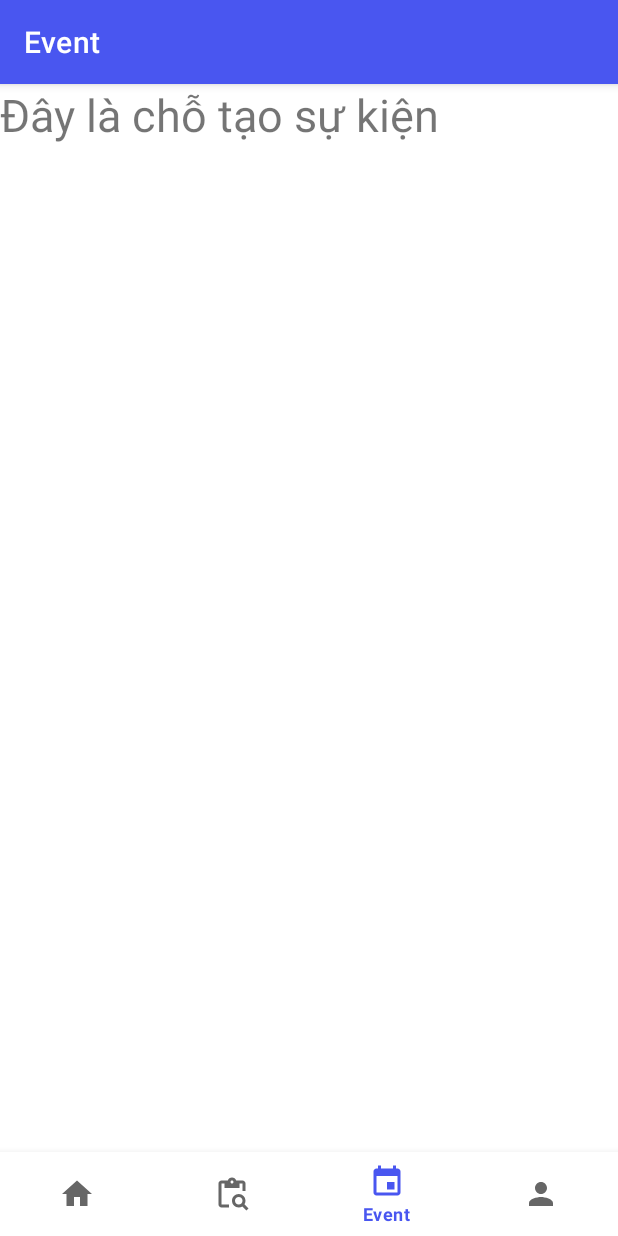
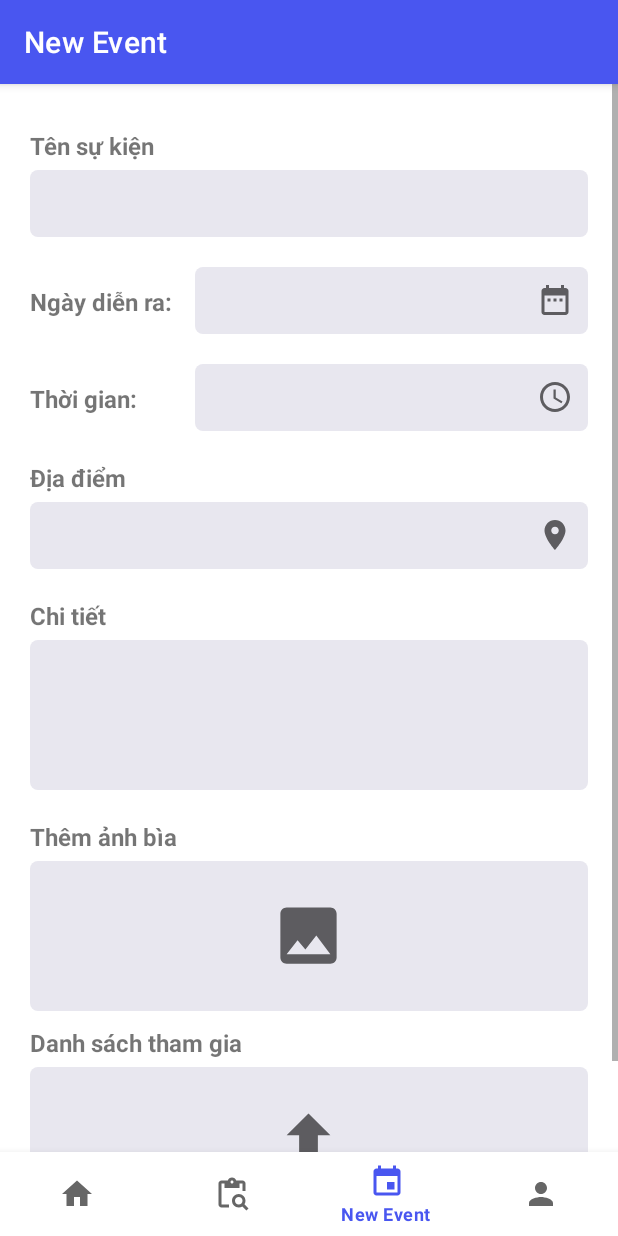
Before and after one commit to truckhang181001/ueh_checkin, an Android app: the AddEventFragment screen opened through its navigation route, on a phone screen of 412 x 824 dp. Run offline under Robolectric (Android 15) with nearby library versions, the phone set to English and light mode, and no system bars; our stand-ins replace navigation-ui.

Commit message:
'new_event_UI'

```diff
--- /dev/null
+++ b/app/src/main/res/drawable/ic_baseline_access_time_24.xml
@@ -0,0 +1,13 @@
+<vector xmlns:android="http://schemas.android.com/apk/res/android"
+    android:width="24dp"
+    android:height="24dp"
+    android:viewportWidth="24"
+    android:viewportHeight="24"
+    android:tint="?attr/colorControlNormal">
+  <path
+      android:fillColor="@android:color/white"
+      android:pathData="M11.99,2C6.47,2 2,6.48 2,12s4.47,10 9.99,10C17.52,22 22,17.52 22,12S17.52,2 11.99,2zM12,20c-4.42,0 -8,-3.58 -8,-8s3.58,-8 8,-8 8,3.58 8,8 -3.58,8 -8,8z"/>
+  <path
+      android:fillColor="@android:color/white"
+      android:pathData="M12.5,7H11v6l5.25,3.15 0.75,-1.23 -4.5,-2.67z"/>
+</vector>
--- /dev/null
+++ b/app/src/main/res/drawable/ic_baseline_date_range_24.xml
@@ -0,0 +1,10 @@
+<vector xmlns:android="http://schemas.android.com/apk/res/android"
+    android:width="24dp"
+    android:height="24dp"
+    android:viewportWidth="24"
+    android:viewportHeight="24"
+    android:tint="?attr/colorControlNormal">
+  <path
+      android:fillColor="@android:color/white"
+      android:pathData="M9,11L7,11v2h2v-2zM13,11h-2v2h2v-2zM17,11h-2v2h2v-2zM19,4h-1L18,2h-2v2L8,4L8,2L6,2v2L5,4c-1.11,0 -1.99,0.9 -1.99,2L3,20c0,1.1 0.89,2 2,2h14c1.1,0 2,-0.9 2,-2L21,6c0,-1.1 -0.9,-2 -2,-2zM19,20L5,20L5,9h14v11z"/>
+</vector>
--- /dev/null
+++ b/app/src/main/res/drawable/ic_baseline_file_upload_50.xml
@@ -0,0 +1,5 @@
+<vector android:height="50dp" android:tint="?attr/colorControlNormal"
+    android:viewportHeight="24" android:viewportWidth="24"
+    android:width="50dp" xmlns:android="http://schemas.android.com/apk/res/android">
+    <path android:fillColor="@android:color/white" android:pathData="M9,16h6v-6h4l-7,-7 -7,7h4zM5,18h14v2L5,20z"/>
+</vector>
--- /dev/null
+++ b/app/src/main/res/drawable/ic_baseline_image_50.xml
@@ -0,0 +1,5 @@
+<vector android:height="50dp" android:tint="?attr/colorControlNormal"
+    android:viewportHeight="24" android:viewportWidth="24"
+    android:width="50dp" xmlns:android="http://schemas.android.com/apk/res/android">
+    <path android:fillColor="@android:color/white" android:pathData="M21,19V5c0,-1.1 -0.9,-2 -2,-2H5c-1.1,0 -2,0.9 -2,2v14c0,1.1 0.9,2 2,2h14c1.1,0 2,-0.9 2,-2zM8.5,13.5l2.5,3.01L14.5,12l4.5,6H5l3.5,-4.5z"/>
+</vector>
--- a/app/src/main/res/layout/fragment_add_event.xml
+++ b/app/src/main/res/layout/fragment_add_event.xml
@@ -1,15 +1,169 @@
 <?xml version="1.0" encoding="utf-8"?>
-<FrameLayout xmlns:android="http://schemas.android.com/apk/res/android"
+<ScrollView xmlns:android="http://schemas.android.com/apk/res/android"
     xmlns:tools="http://schemas.android.com/tools"
     android:layout_width="match_parent"
     android:layout_height="match_parent"
     tools:context=".ui.add_event.AddEventFragment">
 
-    <!-- TODO: Update blank fragment layout -->
-    <TextView
+    <LinearLayout
+        android:orientation="vertical"
+        android:padding="20dp"
         android:layout_width="match_parent"
-        android:layout_height="match_parent"
-        android:textSize="30sp"
-        android:text="@string/hello_blank_fragment" />
+        android:layout_height="wrap_content">
 
-</FrameLayout>
+        <TextView
+            android:text="Tên sự kiện"
+            android:textSize="16sp"
+            android:textStyle="bold"
+            android:layout_marginTop="10dp"
+            android:layout_marginBottom="5dp"
+            android:layout_width="wrap_content"
+            android:layout_height="wrap_content"/>
+
+        <EditText
+            android:background="@drawable/border_radius_grey"
+            android:padding="10dp"
+            android:layout_marginBottom="10dp"
+            android:layout_width="match_parent"
+            android:layout_height="wrap_content"/>
+
+        <LinearLayout
+            android:layout_marginTop="10dp"
+            android:layout_marginBottom="10dp"
+            android:layout_width="match_parent"
+            android:layout_height="wrap_content">
+
+            <TextView
+                android:text="Ngày diễn ra:"
+                android:textSize="16sp"
+                android:textStyle="bold"
+                android:layout_marginRight="10dp"
+                android:layout_width="100dp"
+                android:layout_height="wrap_content"/>
+
+            <EditText
+                android:id="@+id/editTextDate"
+                android:background="@drawable/border_radius_grey"
+                android:padding="10dp"
+                android:drawableEnd="@drawable/ic_baseline_date_range_24"
+                android:layout_width="match_parent"
+                android:layout_height="wrap_content"
+                android:ems="10"
+                android:inputType="date" />
+
+        </LinearLayout>
+
+        <LinearLayout
+            android:layout_marginTop="10dp"
+            android:layout_marginBottom="10dp"
+            android:layout_width="match_parent"
+            android:layout_height="wrap_content">
+
+            <TextView
+                android:text="Thời gian:"
+                android:textSize="16sp"
+                android:textStyle="bold"
+                android:layout_marginRight="10dp"
+                android:layout_width="100dp"
+                android:layout_height="wrap_content"/>
+
+            <EditText
+                android:id="@+id/editTextTime"
+                android:drawableEnd="@drawable/ic_baseline_access_time_24"
+                android:background="@drawable/border_radius_grey"
+                android:padding="10dp"
+                android:layout_width="match_parent"
+                android:layout_height="wrap_content"
+                android:ems="10"
+                android:inputType="time" />
+
+        </LinearLayout>
+
+        <TextView
+            android:text="Địa điểm"
+            android:textSize="16sp"
+            android:textStyle="bold"
+            android:layout_marginTop="10dp"
+            android:layout_marginBottom="5dp"
+            android:layout_width="wrap_content"
+            android:layout_height="wrap_content"/>
+
+        <EditText
+            android:background="@drawable/border_radius_grey"
+            android:drawableEnd="@drawable/ic_baseline_location_on_24"
+            android:padding="10dp"
+            android:layout_marginBottom="10dp"
+            android:layout_width="match_parent"
+            android:layout_height="wrap_content"/>
+
+        <TextView
+            android:text="Chi tiết"
+            android:textSize="16sp"
+            android:textStyle="bold"
+            android:layout_marginTop="10dp"
+            android:layout_marginBottom="5dp"
+            android:layout_width="wrap_content"
+            android:layout_height="wrap_content"/>
+
+        <EditText
+            android:background="@drawable/border_radius_grey"
+            android:padding="10dp"
+            android:layout_marginBottom="10dp"
+            android:layout_width="match_parent"
+            android:layout_height="100dp"/>
+
+        <TextView
+            android:text="Thêm ảnh bìa"
+            android:textSize="16sp"
+            android:textStyle="bold"
+            android:layout_marginTop="10dp"
+            android:layout_marginBottom="5dp"
+            android:layout_width="wrap_content"
+            android:layout_height="wrap_content"/>
+
+        <LinearLayout
+            android:background="@drawable/border_radius_grey"
+            android:gravity="center"
+            android:layout_width="match_parent"
+            android:layout_height="100dp">
+
+            <ImageView
+                android:src="@drawable/ic_baseline_image_50"
+                android:layout_width="wrap_content"
+                android:layout_height="wrap_content"/>
+
+        </LinearLayout>
+
+        <TextView
+            android:text="Danh sách tham gia"
+            android:textSize="16sp"
+            android:textStyle="bold"
+            android:layout_marginTop="10dp"
+            android:layout_marginBottom="5dp"
+            android:layout_width="wrap_content"
+            android:layout_height="wrap_content"/>
+
+        <LinearLayout
+            android:gravity="center"
+            android:background="@drawable/border_radius_grey"
+            android:layout_width="match_parent"
+            android:layout_height="100dp">
+
+            <ImageView
+                android:src="@drawable/ic_baseline_file_upload_50"
+                android:layout_width="wrap_content"
+                android:layout_height="wrap_content"/>
+
+        </LinearLayout>
+
+        <Button
+            android:text="Tạo sự kiện"
+            android:layout_marginTop="20dp"
+            android:layout_marginBottom="50dp"
+            android:layout_gravity="right"
+            android:textAllCaps="false"
+            android:layout_width="150dp"
+            android:layout_height="60dp"/>
+
+    </LinearLayout>
+</ScrollView>
--- a/app/src/main/res/values/strings.xml
+++ b/app/src/main/res/values/strings.xml
@@ -1,7 +1,7 @@
 <resources>
     <string name="app_name">ueh_checkin</string>
     <string name="title_home">Home</string>
-    <string name="title_event">Event</string>
+    <string name="title_event">New Event</string>
     <string name="title_search">Search</string>
     <string name="title_personal">Personal</string>
     <!-- TODO: Remove or change this placeholder text -->
```
